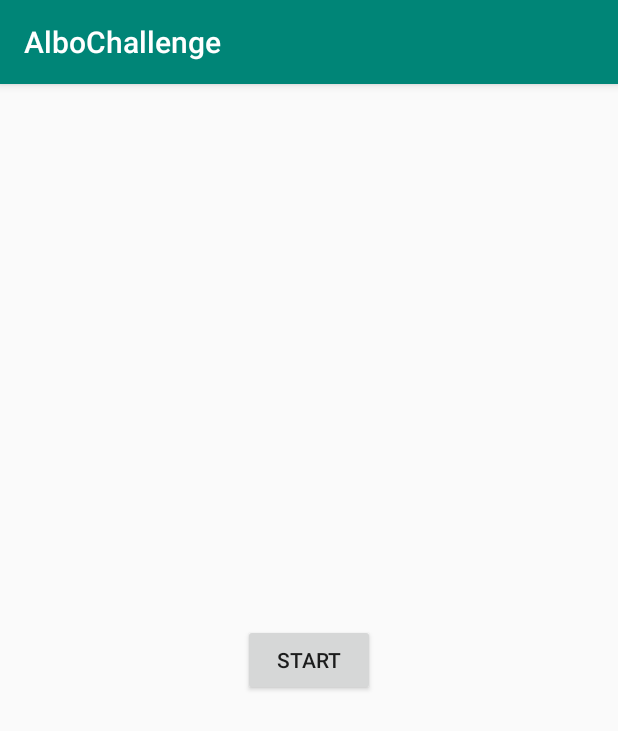
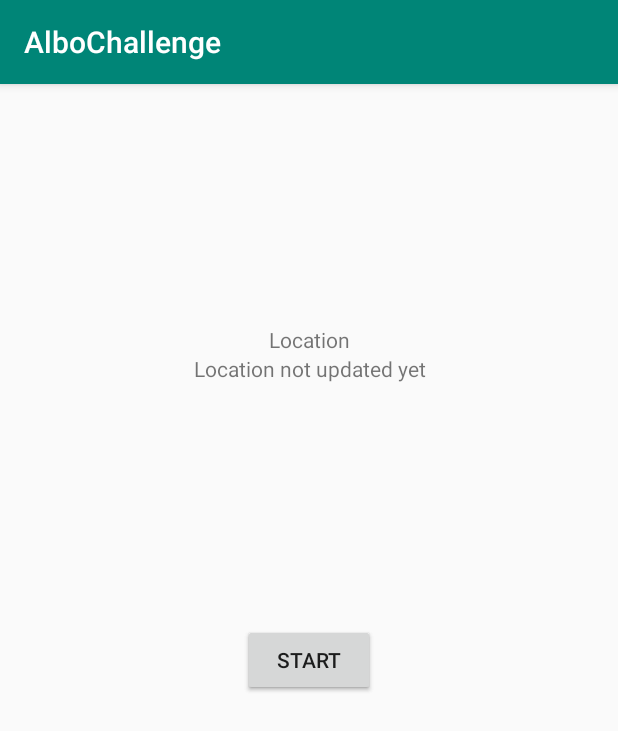
Before and after one commit to astrocumbia/AlboChallenge, an Android app: the LocationUpdatesActivity screen opened directly, with no data from a screen before it, on a phone screen of 412 x 824 dp. Shown: the top 731 px of the screen. Run offline under Robolectric (Android 15) with nearby library versions, the phone set to English and light mode, and no system bars; our stand-ins replace Firebase (no records; nobody signed in at launch, a user with empty details on screens opened directly).

Commit message:
Write location in Firebase

```diff
--- a/app/src/main/res/layout/activity_location_updates.xml
+++ b/app/src/main/res/layout/activity_location_updates.xml
@@ -6,8 +6,43 @@
     android:layout_height="match_parent"
     tools:context=".activities.LocationUpdatesActivity">
 
+
+    <LinearLayout
+        android:layout_width="match_parent"
+        android:layout_height="wrap_content"
+        android:orientation="vertical"
+        app:layout_constraintBottom_toTopOf="@+id/stop_button"
+        app:layout_constraintEnd_toEndOf="parent"
+        app:layout_constraintStart_toStartOf="parent"
+        app:layout_constraintTop_toTopOf="parent">
+
+        <TextView
+            android:textAlignment="center"
+            android:text="Location"
+            android:layout_width="match_parent"
+            android:layout_height="wrap_content" />
+
+        <TextView
+            android:id="@+id/coordinates_textview"
+            android:textAlignment="center"
+            android:text="Location not updated yet"
+            android:layout_width="match_parent"
+            android:layout_height="wrap_content" />
+
+    </LinearLayout>
+
     <Button
-        android:id="@+id/button2"
+        android:id="@+id/stop_button"
+        android:layout_width="wrap_content"
+        android:layout_height="wrap_content"
+        android:text="Stop"
+        app:layout_constraintBottom_toBottomOf="parent"
+        app:layout_constraintEnd_toEndOf="parent"
+        app:layout_constraintStart_toStartOf="parent"
+        app:layout_constraintTop_toTopOf="parent" />
+
+    <Button
+        android:id="@+id/start_button"
         android:layout_width="wrap_content"
         android:layout_height="wrap_content"
         android:text="Start"
```
Also changed, not shown: app/src/main/java/com/example/albochallenge/activities/LocationUpdatesActivity.kt (+46 -6 lines), app/src/main/java/com/example/albochallenge/activities/ShareLocationActivity.kt (+6 -3 lines).
